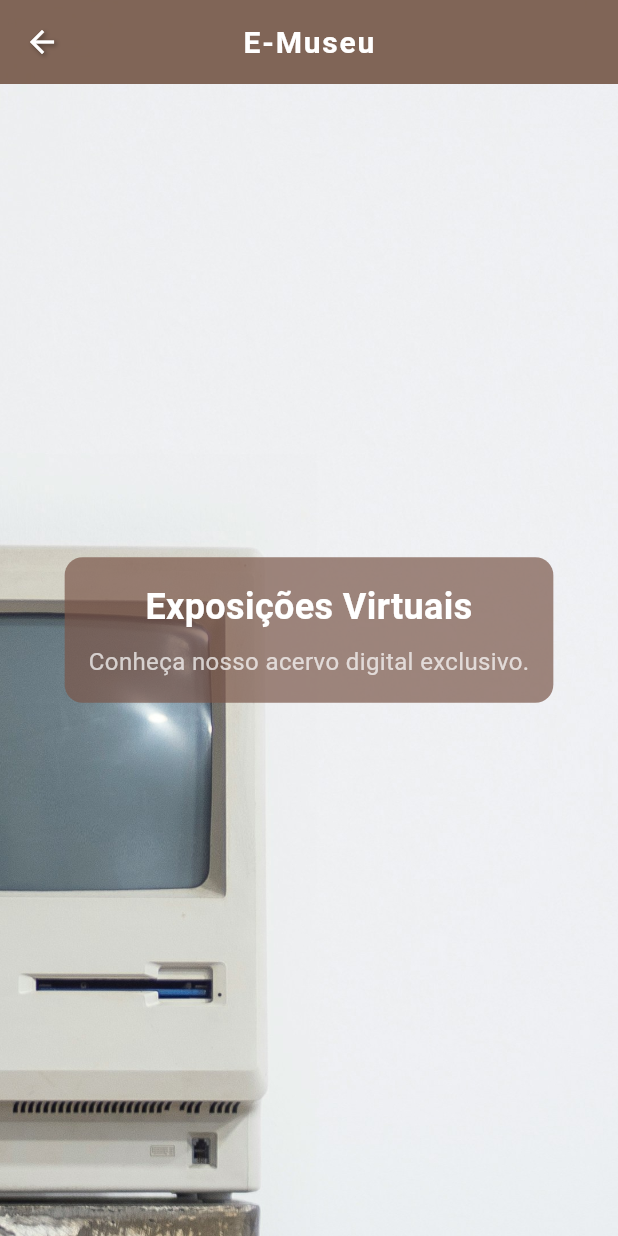
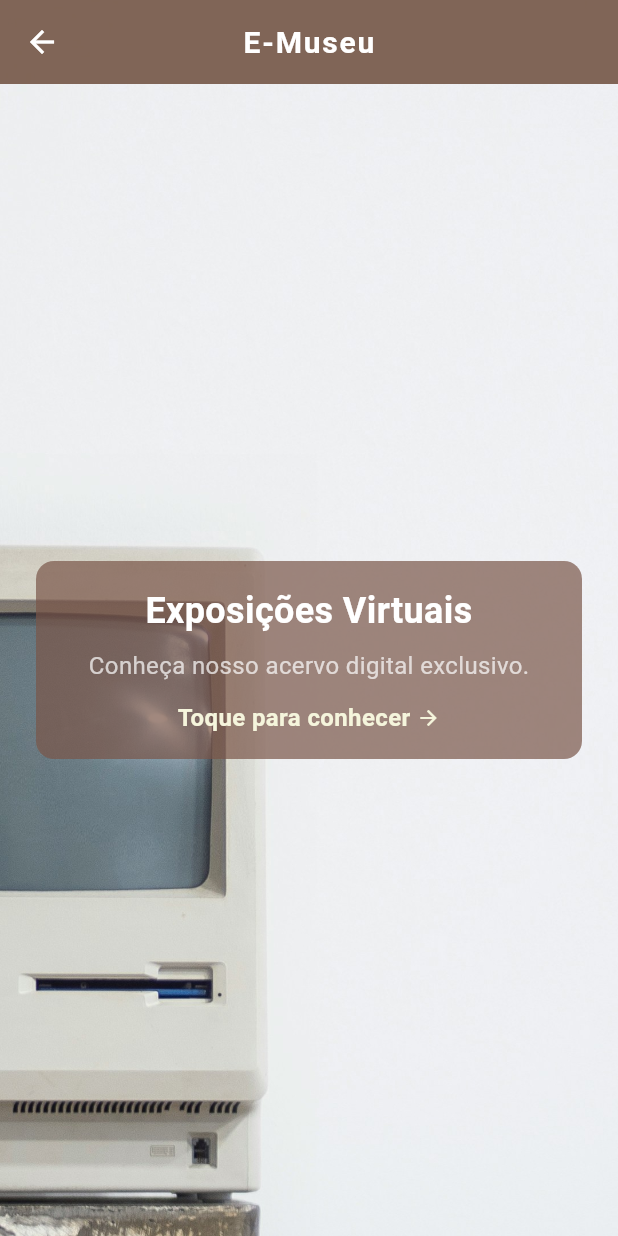
Before and after one commit to guilhermelerner/App-E_lixo, a Flutter app: the EMuseuHomePage screen opened directly, swiped to page 2, on a phone screen of 412 x 824 dp. Run offline on Flutter 3.47's test engine with Material 3 defaults, Android fonts, the phone set to English and light mode, and no system bars.

Commit message:
refactor(e_museu): melhora feedback visual e fluxo de autoplay na home

```diff
--- a/lib/modules/e_museu/e_museu_home_page.dart
+++ b/lib/modules/e_museu/e_museu_home_page.dart
@@ -1,4 +1,5 @@
 import 'dart:async';
+import 'package:e_lixo_app/modules/e_museu/e_museu_acervo_page.dart';
 import 'package:flutter/material.dart';
 
 class EMuseuHomePage extends StatefulWidget {
@@ -9,20 +10,19 @@
 }
 
 class _EMuseuHomePageState extends State<EMuseuHomePage> {
-  // Mudamos para PageController para capturar o scroll em tempo real (essencial para o Parallax)
   final PageController _pageController = PageController();
   Timer? _timer;
 
   int _currentIndex = 0;
   bool _goingForward = true;
-  double _scrollOffset = 0.0; // Controla a posição exata do scroll
+  double _scrollOffset = 0.0;
 
-  // Dados dos painéis (Fundo + Texto específico de cada um)
   final List<Map<String, String>> _panels = [
     {
       'image': 'assets/images/museu/bg1.jpg',
       'title': 'Sobre o E-Museu',
-      'desc': 'O E-Museu é parte do projeto E-Lixo, que atua na coleta e destinação adequada de lixo eletrônico. Nossa proposta é reunir e expor equipamentos eletrônicos, como computadores antigos, impressoras e outros dispositivos que marcaram a evolução tecnológica.',
+      'desc':
+          'O E-Museu é parte do projeto E-Lixo, que atua na coleta e destinação adequada de lixo eletrônico. Nossa proposta é reunir e expor equipamentos eletrônicos, como computadores antigos, impressoras e outros dispositivos que marcaram a evolução tecnológica.',
     },
     {
       'image': 'assets/images/museu/bg2.jpg',
@@ -35,7 +35,6 @@
   void initState() {
     super.initState();
 
-    // Ouvinte para atualizar o offset do scroll e criar o efeito visual fluído
     _pageController.addListener(() {
       setState(() {
         _scrollOffset = _pageController.page ?? 0.0;
@@ -48,7 +47,7 @@
   void _startAutoPlay() {
     _timer?.cancel();
 
-    _timer = Timer.periodic(const Duration(seconds: 13), (timer) {
+    _timer = Timer.periodic(const Duration(seconds: 12), (timer) {
       if (_goingForward) {
         if (_currentIndex < _panels.length - 1) {
           _currentIndex++;
@@ -67,7 +66,7 @@
 
       _pageController.animateToPage(
         _currentIndex,
-        duration: const Duration(seconds: 3),
+        duration: const Duration(seconds: 2),
         curve: Curves.easeInOut,
       );
     });
@@ -96,16 +95,7 @@
         backgroundColor: Colors.brown.withValues(alpha: 0.9),
         elevation: 2,
         centerTitle: true,
-        iconTheme: const IconThemeData(
-          color: Colors.white,
-          shadows: [
-            Shadow(
-              blurRadius: 4.0,
-              color: Colors.black45,
-              offset: Offset(1.5, 1.5),
-            ),
-          ],
-        ),
+        iconTheme: const IconThemeData(color: Colors.white),
       ),
       body: PageView.builder(
         controller: _pageController,
@@ -119,17 +109,12 @@
           }
         },
         itemBuilder: (context, index) {
-          // --- CÁLCULO DO PARALLAX ---
-          // Descobrimos o quanto a página atual se moveu em relação ao scroll
           double pageOffset = index - _scrollOffset;
 
-          // O texto vai se mover horizontalmente multiplicando esse offset.
-          // Quanto maior o multiplicador (ex: 150), mais rápido o texto se move (Efeito Parallax)
           double textTranslation = pageOffset * 180;
 
           return Stack(
             children: [
-              // 1. Imagem de Fundo (Se move na velocidade normal do slide)
               Image.asset(
                 _panels[index]['image']!,
                 width: double.infinity,
@@ -137,25 +122,63 @@
                 fit: BoxFit.cover,
               ),
 
-              // Camada escura opcional para dar leitura ao texto
-
-
-              // 2. Bloco de Texto com Efeito Parallax
               SafeArea(
                 child: Padding(
                   padding: const EdgeInsets.all(24.0),
                   child: Center(
-                    // O Transform.translate move o texto horizontalmente baseado no scroll
                     child: Transform.translate(
                       offset: Offset(textTranslation, 0),
-                      // Efeito extra: esmaecer (fade) o texto enquanto ele sai da tela
                       child: Opacity(
                         opacity: (1 - pageOffset.abs()).clamp(0.0, 1.0),
                         child: Column(
                           mainAxisAlignment: MainAxisAlignment.center,
                           crossAxisAlignment: CrossAxisAlignment.center,
                           children: [
-                            Container(
+                            GestureDetector(
+                              onTap: () async {
+                                if (index == 1) {
+                                  _timer?.cancel();
+
+                                  await Navigator.push(
+                                    context,
+                                    PageRouteBuilder(
+                                      pageBuilder:
+                                          (
+                                            context,
+                                            animation,
+                                            secondaryAnimation,
+                                          ) => const EMuseuAcervoPage(),
+                                      transitionsBuilder:
+                                          (
+                                            context,
+                                            animation,
+                                            secondaryAnimation,
+                                            child,
+                                          ) {
+                                            const begin = Offset(1.0, 0.0);
+                                            const end = Offset.zero;
+                                            const curve = Curves.easeInOutCubic;
+                                            var tween = Tween(
+                                              begin: begin,
+                                              end: end,
+                                            ).chain(CurveTween(curve: curve));
+                                            return SlideTransition(
+                                              position: animation.drive(tween),
+                                              child: child,
+                                            );
+                                          },
+                                      transitionDuration: const Duration(
+                                        milliseconds: 550,
+                                      ),
+                                      reverseTransitionDuration: const Duration(
+                                        milliseconds: 500,
+                                      ),
+                                    ),
+                                  );
+                                  _startAutoPlay();
+                                }
+                              },
+                              child: Container(
                                 padding: const EdgeInsets.all(16),
                                 decoration: BoxDecoration(
                                   color: Colors.brown.withValues(alpha: 0.7),
@@ -182,10 +205,33 @@
                                         fontSize: 16,
                                       ),
                                     ),
+                                    if (index == 1) ...[
+                                      const SizedBox(height: 12),
+                                      const Row(
+                                        mainAxisAlignment:
+                                            MainAxisAlignment.center,
+                                        children: [
+                                          Text(
+                                            'Toque para conhecer',
+                                            style: TextStyle(
+                                              color: Color(0xFFF5F5DC),
+                                              fontWeight: FontWeight.bold,
+                                              fontSize: 16,
+                                            ),
+                                          ),
+                                          SizedBox(width: 4),
+                                          Icon(
+                                            Icons.arrow_forward,
+                                            color: Color(0xFFF5F5DC),
+                                            size: 16,
+                                          ),
+                                        ],
+                                      ),
+                                    ],
                                   ],
                                 ),
                               ),
-                            const SizedBox(height: 40), // Empurra o bloco um pouco para cima do rodapé
+                            ),
                           ],
                         ),
                       ),
```
Lines whose indentation alone changed are shown as unchanged.
